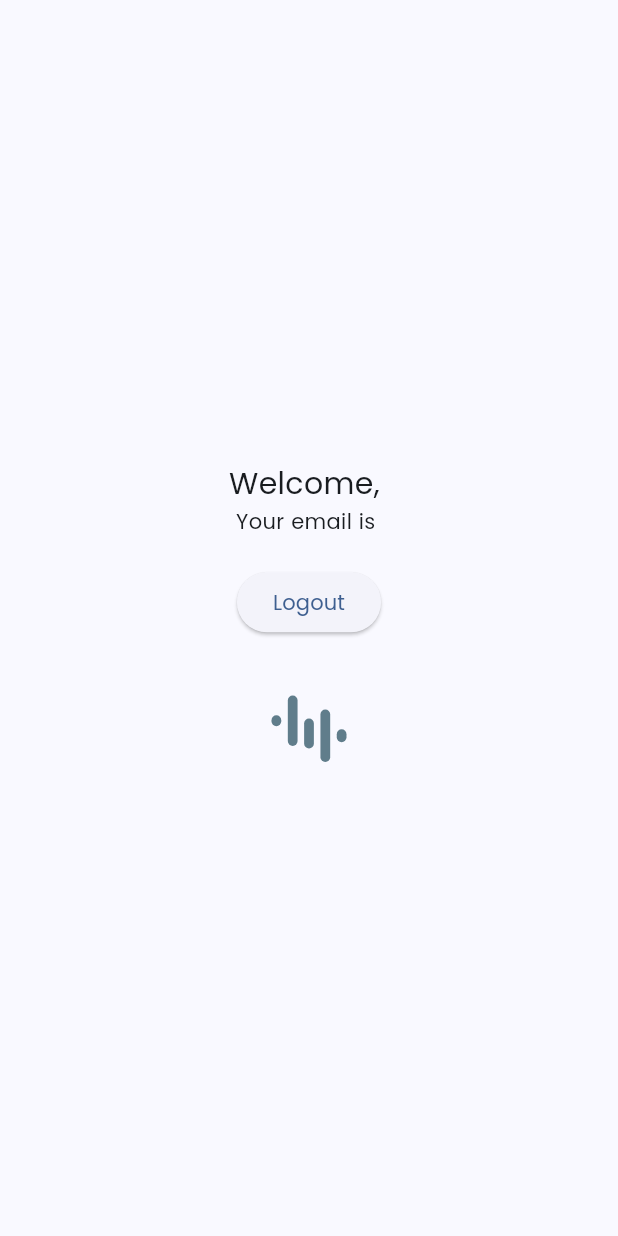
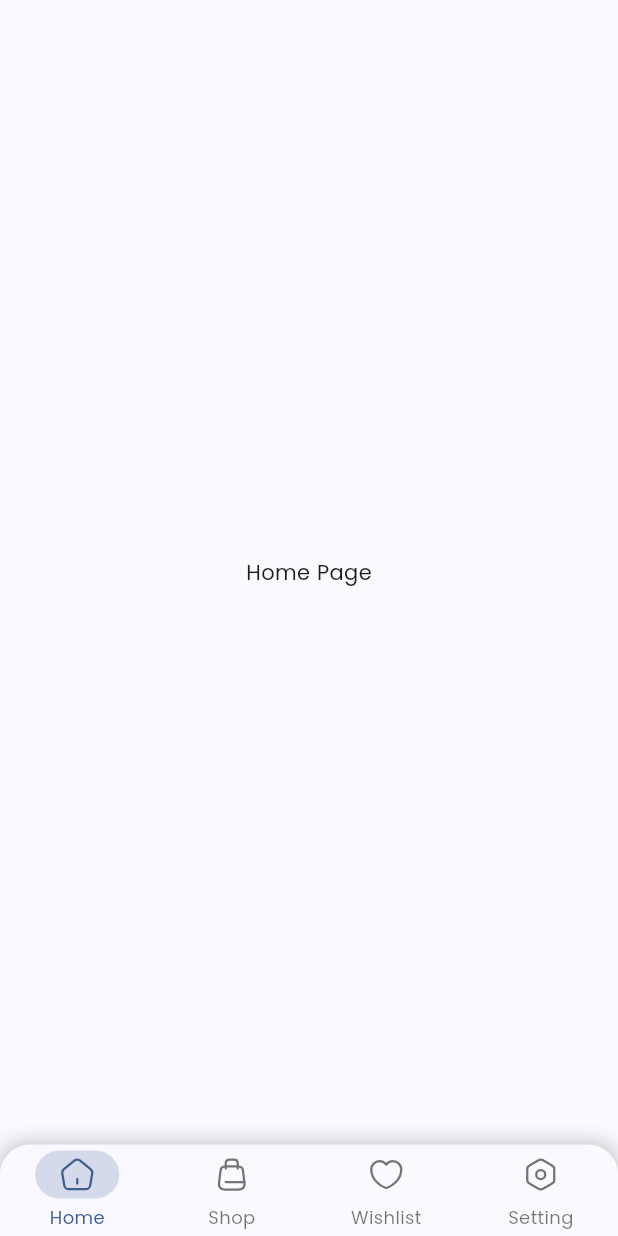
Before and after one commit to 920anish/store, a Flutter app: the screen it shows once a user with an empty profile is signed in, on a phone screen of 412 x 824 dp. Run offline on Flutter 3.47's test engine with Material 3 defaults, Android fonts, the phone set to English and light mode, and no system bars; our stand-ins replace firebase_auth, firebase_core, flutter_svg, google_sign_in; accounts and stored records are empty.

Commit message:
added navigation bar

```diff
--- a/lib/main.dart
+++ b/lib/main.dart
@@ -35,7 +35,7 @@ class MyApp extends StatelessWidget {
         fontFamily: 'Poppins',
         useMaterial3: true,
         brightness: Brightness.dark,
-        colorSchemeSeed: Colors.grey,
+        colorSchemeSeed: Colors.blue,
       ),
       themeMode: ThemeMode.system,
       initialRoute: '/',
@@ -45,9 +45,14 @@ class MyApp extends StatelessWidget {
   }
 }
 
-class AuthWrapper extends StatelessWidget {
+class AuthWrapper extends StatefulWidget {
   const AuthWrapper({super.key});
 
+  @override
+  _AuthWrapperState createState() => _AuthWrapperState();
+}
+
+class _AuthWrapperState extends State<AuthWrapper> {
   @override
   Widget build(BuildContext context) {
     return StreamBuilder<User?>(
@@ -61,6 +66,17 @@ class AuthWrapper extends StatelessWidget {
           );
         } else if (snapshot.hasData) {
           final user = snapshot.data!;
+          // Check if the user still exists in Firebase Authentication
+          FirebaseAuth.instance.currentUser?.reload().then((_) async {
+            // Reload returns a Future<void>, so we need to await it
+            final currentUser = FirebaseAuth.instance.currentUser;
+            if (currentUser == null) {
+              // If the user doesn't exist sign them out
+              await FirebaseAuth.instance.signOut();
+              return const WelcomeScreen();
+            }
+          });
+
           if (!user.emailVerified) {
             // User is not verified, do not sign out
             return const WelcomeScreen();
--- a/lib/screens/home/home_screen.dart
+++ b/lib/screens/home/home_screen.dart
@@ -1,7 +1,7 @@
+import 'package:flutter/material.dart';
+import 'package:flutter_svg/flutter_svg.dart';
 import 'package:firebase_auth/firebase_auth.dart';
-import 'package:flutter/material.dart';
 import 'package:store/routes.dart';
-import 'package:store/components/loading.dart';
 
 class HomeScreen extends StatefulWidget {
   const HomeScreen({super.key});
@@ -11,6 +11,15 @@ class HomeScreen extends StatefulWidget {
 }
 
 class _HomeScreenState extends State<HomeScreen> {
+  int _currentIndex = 0;
+
+  final List<Widget> _pages = [
+    const Center(child: Text('Home Page')),
+    const Center(child: Text('Store Page')),
+    const Center(child: Text('Wishlist Page')),
+    const Center(child: Text('Profile Page')),
+  ];
+
   @override
   Widget build(BuildContext context) {
     final User? user = FirebaseAuth.instance.currentUser;
@@ -24,29 +33,111 @@ class _HomeScreenState extends State<HomeScreen> {
     }
 
     return Scaffold(
-      appBar: AppBar(
-        toolbarHeight: 0,
+      body: _pages[_currentIndex],
+      bottomNavigationBar: CurvedNavigationBar(
+        currentIndex: _currentIndex,
+        onTap: (index) {
+          setState(() {
+            _currentIndex = index;
+          });
+        },
       ),
-      body: Center(
+    );
+  }
+}
+
+class CurvedNavigationBar extends StatefulWidget {
+  final int currentIndex;
+  final ValueChanged<int> onTap;
+
+  const CurvedNavigationBar({
+    super.key,
+    required this.currentIndex,
+    required this.onTap,
+  });
+
+  @override
+  State<CurvedNavigationBar> createState() => _CurvedNavigationBarState();
+}
+
+class _CurvedNavigationBarState extends State<CurvedNavigationBar> {
+  @override
+  Widget build(BuildContext context) {
+    return Container(
+      decoration: BoxDecoration(
+        color: Theme.of(context).colorScheme.surface,
+        borderRadius: const BorderRadius.only(
+          topLeft: Radius.circular(20),
+          topRight: Radius.circular(20),
+        ),
+        boxShadow: [
+          BoxShadow(
+            color: Theme.of(context).brightness == Brightness.light
+                ? Theme.of(context).colorScheme.shadow.withOpacity(0.2)
+                : Theme.of(context).colorScheme.shadow.withOpacity(0.5),
+            blurRadius: 10,
+            spreadRadius: 2,
+          ),
+        ],
+      ),
+      child: ClipRRect(
+        borderRadius: const BorderRadius.only(
+          topLeft: Radius.circular(20),
+          topRight: Radius.circular(20),
+        ),
         child: Column(
-          mainAxisAlignment: MainAxisAlignment.center,
+          mainAxisSize: MainAxisSize.min,
           children: [
-            Text('Welcome, ${user.displayName}',
-                style: const TextStyle(fontSize: 20)),
-            Text('Your email is ${user.email}'),
-            const SizedBox(height: 20),
-            ElevatedButton(
-              onPressed: () async {
-                await FirebaseAuth.instance.signOut();
-                // Navigate to the login screen after sign out
-                WidgetsBinding.instance.addPostFrameCallback((_) {
-                  Navigator.pushReplacementNamed(context, AppRoutes.login);
-                });
-              },
-              child: const Text('Logout'),
+            Row(
+              mainAxisAlignment: MainAxisAlignment.spaceAround,
+              children: [
+                _buildNavItem(0, 'assets/home.svg', 'Home'),
+                _buildNavItem(1, 'assets/shop.svg', 'Shop'),
+                _buildNavItem(2, 'assets/favourite.svg', 'Wishlist'),
+                _buildNavItem(3, 'assets/setting.svg', 'Setting'),
+              ],
             ),
-            const SizedBox(height: 40),
-            const LoadingAnimation(),
+
+          ],
+        ),
+      ),
+    );
+  }
+
+  Widget _buildNavItem(int index, String assetName, String label) {
+    bool isSelected = index == widget.currentIndex;
+    return GestureDetector(
+      onTap: () => widget.onTap(index),
+      child: Padding(
+        padding: const EdgeInsets.symmetric(horizontal: 16.0, vertical: 4.0),
+        child: Column(
+          mainAxisSize: MainAxisSize.min,
+          children: [
+            Container(
+              padding: const EdgeInsets.symmetric(horizontal: 16.0, vertical: 4.0),
+              decoration: BoxDecoration(
+                color: isSelected
+                    ? Theme.of(context).colorScheme.primary.withOpacity(0.2)
+                    : Colors.transparent,
+                borderRadius: BorderRadius.circular(20),
+              ),
+              child: SvgPicture.asset(
+                assetName,
+                color: isSelected
+                    ? Theme.of(context).colorScheme.primary
+                    : Theme.of(context).colorScheme.onSurface.withOpacity(0.6),
+              ),
+            ),
+            const SizedBox(height: 4),
+            Text(
+              label,
+              style: TextStyle(
+                fontSize: 12,
+                color: isSelected
+                    ? Theme.of(context).colorScheme.primary
+                    : Theme.of(context).colorScheme.onSurface.withOpacity(0.6),
+              ),
+            ),
           ],
         ),
       ),
```
Also changed, not shown: assets/favourite.svg (added), assets/home.svg (added), assets/setting.svg (added), assets/shop.svg (added), lib/components/navigation_bar.dart (added).
